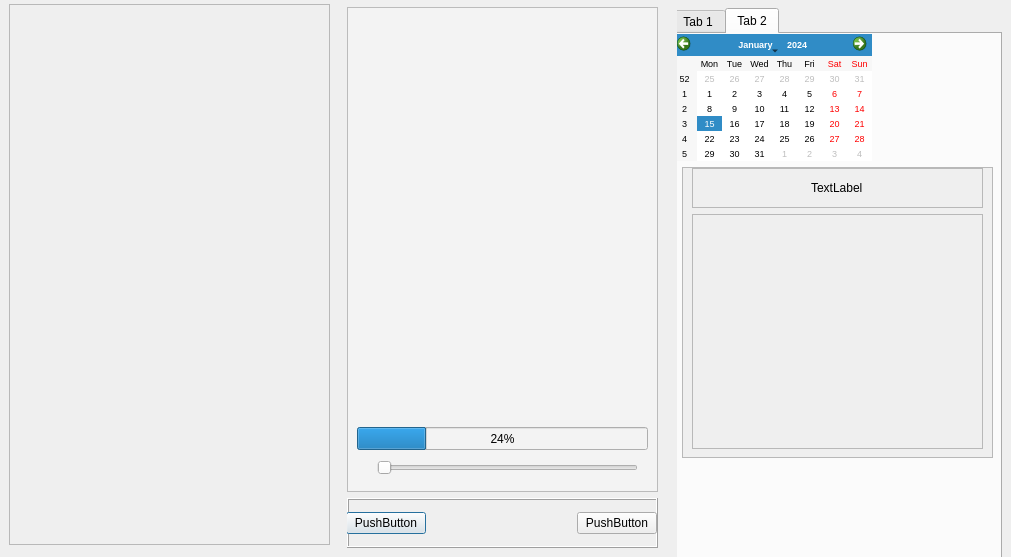
First picture: the form in NewMe/homepage.ui, repository SorasitWang/QtTutorial, before the edit.
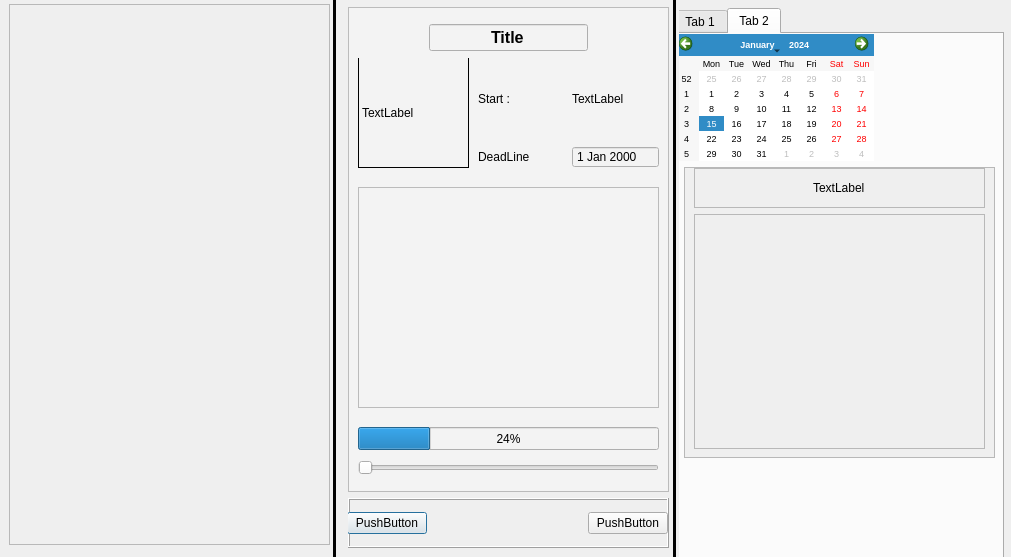
Second picture: the form after the edit.

The edit to the form file:
```diff
--- a/NewMe/homepage.ui
+++ b/NewMe/homepage.ui
@@ -10,6 +10,12 @@
     <height>557</height>
    </rect>
   </property>
+  <property name="sizePolicy">
+   <sizepolicy hsizetype="Preferred" vsizetype="Fixed">
+    <horstretch>0</horstretch>
+    <verstretch>0</verstretch>
+   </sizepolicy>
+  </property>
   <property name="windowTitle">
    <string>Dialog</string>
   </property>
@@ -32,6 +38,9 @@
      </rect>
     </property>
     <layout class="QHBoxLayout" name="horizontalLayout">
+     <property name="spacing">
+      <number>3</number>
+     </property>
      <item>
       <widget class="QWidget" name="widget_4" native="true">
        <widget class="QScrollArea" name="scrollArea">
@@ -59,6 +68,19 @@
        </widget>
       </widget>
      </item>
+     <item>
+      <widget class="Line" name="line_2">
+       <property name="frameShadow">
+        <enum>QFrame::Plain</enum>
+       </property>
+       <property name="lineWidth">
+        <number>20</number>
+       </property>
+       <property name="orientation">
+        <enum>Qt::Vertical</enum>
+       </property>
+      </widget>
+     </item>
      <item>
       <widget class="QWidget" name="centerWidget" native="true">
        <widget class="QWidget" name="verticalLayoutWidget_2">
@@ -66,7 +88,7 @@
          <rect>
           <x>9</x>
           <y>9</y>
-          <width>311</width>
+          <width>321</width>
           <height>541</height>
          </rect>
         </property>
@@ -92,9 +114,9 @@
            <widget class="QSlider" name="slideProgress">
             <property name="geometry">
              <rect>
-              <x>30</x>
+              <x>10</x>
               <y>450</y>
-              <width>261</width>
+              <width>301</width>
               <height>22</height>
              </rect>
             </property>
@@ -107,7 +129,7 @@
              <rect>
               <x>10</x>
               <y>420</y>
-              <width>291</width>
+              <width>301</width>
               <height>23</height>
              </rect>
             </property>
@@ -124,6 +146,158 @@
              <enum>QProgressBar::TopToBottom</enum>
             </property>
            </widget>
+           <widget class="QPlainTextEdit" name="descriptionPlain">
+            <property name="geometry">
+             <rect>
+              <x>10</x>
+              <y>180</y>
+              <width>301</width>
+              <height>221</height>
+             </rect>
+            </property>
+            <property name="plainText">
+             <string/>
+            </property>
+            <property name="placeholderText">
+             <string/>
+            </property>
+           </widget>
+           <widget class="QLabel" name="label">
+            <property name="geometry">
+             <rect>
+              <x>10</x>
+              <y>50</y>
+              <width>111</width>
+              <height>111</height>
+             </rect>
+            </property>
+            <property name="frameShape">
+             <enum>QFrame::Box</enum>
+            </property>
+            <property name="text">
+             <string>TextLabel</string>
+            </property>
+           </widget>
+           <widget class="QWidget" name="verticalLayoutWidget_5">
+            <property name="geometry">
+             <rect>
+              <x>130</x>
+              <y>50</y>
+              <width>181</width>
+              <height>111</height>
+             </rect>
+            </property>
+            <layout class="QVBoxLayout" name="verticalLayout_3">
+             <item>
+              <layout class="QHBoxLayout" name="horizontalLayout_4">
+               <item>
+                <widget class="QLabel" name="label_4">
+                 <property name="text">
+                  <string>Start :</string>
+                 </property>
+                </widget>
+               </item>
+               <item>
+                <widget class="QLabel" name="startDate">
+                 <property name="text">
+                  <string>TextLabel</string>
+                 </property>
+                </widget>
+               </item>
+              </layout>
+             </item>
+             <item>
+              <layout class="QHBoxLayout" name="horizontalLayout_6">
+               <item>
+                <widget class="QLabel" name="label_3">
+                 <property name="text">
+                  <string>DeadLine</string>
+                 </property>
+                </widget>
+               </item>
+               <item>
+                <widget class="QDateEdit" name="dateEdit">
+                 <property name="sizePolicy">
+                  <sizepolicy hsizetype="Minimum" vsizetype="Fixed">
+                   <horstretch>0</horstretch>
+                   <verstretch>0</verstretch>
+                  </sizepolicy>
+                 </property>
+                 <property name="readOnly">
+                  <bool>true</bool>
+                 </property>
+                 <property name="buttonSymbols">
+                  <enum>QAbstractSpinBox::NoButtons</enum>
+                 </property>
+                </widget>
+               </item>
+              </layout>
+             </item>
+            </layout>
+           </widget>
+           <widget class="QWidget" name="horizontalLayoutWidget_4">
+            <property name="geometry">
+             <rect>
+              <x>10</x>
+              <y>10</y>
+              <width>301</width>
+              <height>41</height>
+             </rect>
+            </property>
+            <layout class="QHBoxLayout" name="horizontalLayout_2">
+             <item>
+              <spacer name="horizontalSpacer_4">
+               <property name="orientation">
+                <enum>Qt::Horizontal</enum>
+               </property>
+               <property name="sizeHint" stdset="0">
+                <size>
+                 <width>40</width>
+                 <height>20</height>
+                </size>
+               </property>
+              </spacer>
+             </item>
+             <item>
+              <widget class="QLineEdit" name="title">
+               <property name="sizePolicy">
+                <sizepolicy hsizetype="Fixed" vsizetype="Fixed">
+                 <horstretch>0</horstretch>
+                 <verstretch>0</verstretch>
+                </sizepolicy>
+               </property>
+               <property name="font">
+                <font>
+                 <pointsize>12</pointsize>
+                 <bold>true</bold>
+                </font>
+               </property>
+               <property name="text">
+                <string>Title</string>
+               </property>
+               <property name="frame">
+                <bool>true</bool>
+               </property>
+               <property name="alignment">
+                <set>Qt::AlignCenter</set>
+               </property>
+              </widget>
+             </item>
+             <item>
+              <spacer name="horizontalSpacer_5">
+               <property name="orientation">
+                <enum>Qt::Horizontal</enum>
+               </property>
+               <property name="sizeHint" stdset="0">
+                <size>
+                 <width>40</width>
+                 <height>20</height>
+                </size>
+               </property>
+              </spacer>
+             </item>
+            </layout>
+           </widget>
           </widget>
          </item>
          <item>
@@ -151,7 +325,7 @@
              <rect>
               <x>-1</x>
               <y>0</y>
-              <width>311</width>
+              <width>321</width>
               <height>51</height>
              </rect>
             </property>
@@ -191,6 +365,19 @@
        </widget>
       </widget>
      </item>
+     <item>
+      <widget class="Line" name="line">
+       <property name="frameShadow">
+        <enum>QFrame::Plain</enum>
+       </property>
+       <property name="lineWidth">
+        <number>20</number>
+       </property>
+       <property name="orientation">
+        <enum>Qt::Vertical</enum>
+       </property>
+      </widget>
+     </item>
      <item>
       <widget class="QWidget" name="widget" native="true">
        <widget class="QTabWidget" name="tabWidget">
```
